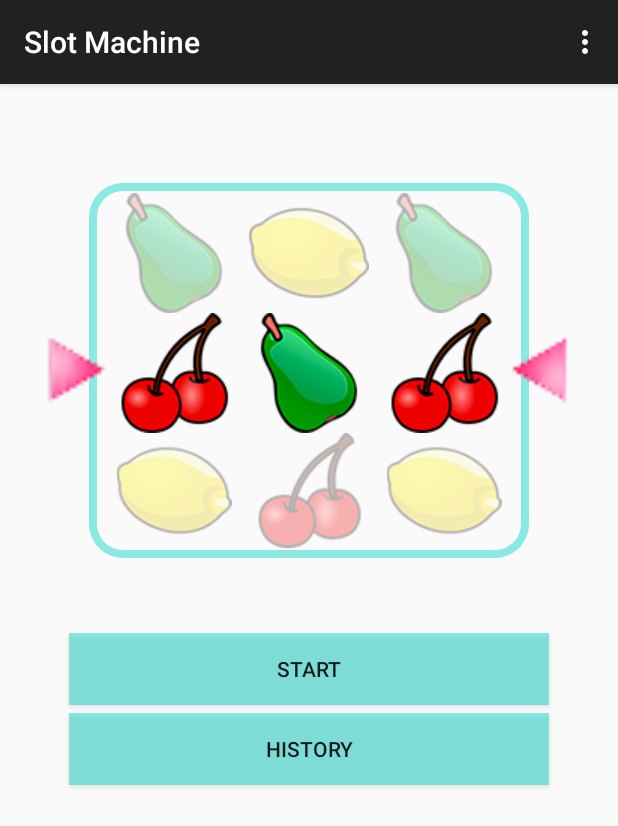
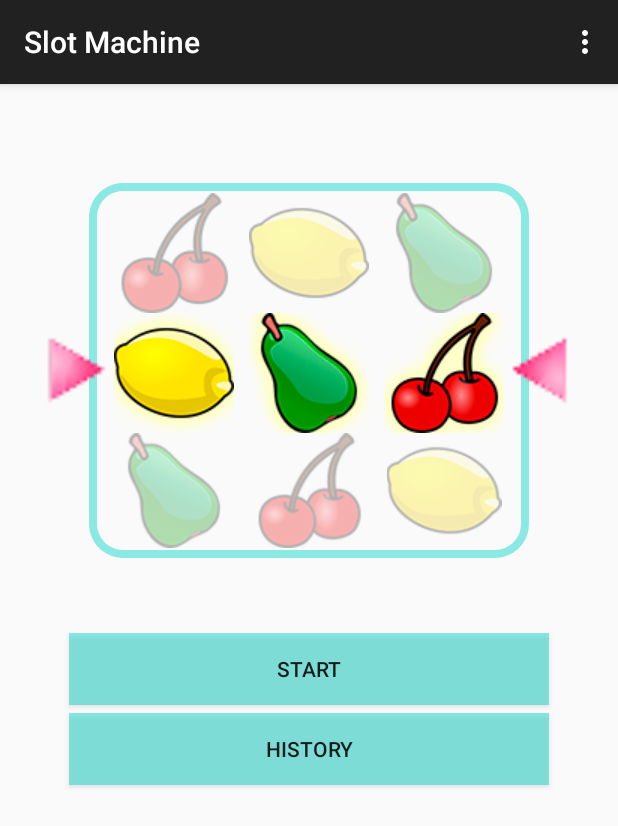
Before and after one commit to aachaerandio/slotMachine, an Android app: the screen it shows after launch (MainActivity), after a tap on "START", on a phone screen of 412 x 824 dp. Shown: the top 826 px of the screen. Run offline under Robolectric (Android 15) with nearby library versions, the phone set to English and light mode, and no system bars.

Commit message:
Added glow to images and adjust slowdown time

```diff
--- a/app/src/main/java/com/aachaerandio/slotmachine/MainActivity.java
+++ b/app/src/main/java/com/aachaerandio/slotmachine/MainActivity.java
@@ -78,9 +78,9 @@ public class MainActivity extends ActionBarActivity implements OnSpinnerEndListe
 
         // Get ramdom number of iterations for every column
         Random random = new Random();
-        int iteration1 = random.nextInt(5) + 50;
-        int iteration2 = random.nextInt(5) + 50;
-        int iteration3 = random.nextInt(5) + 50;
+        int iteration1 = random.nextInt(5) + 60;
+        int iteration2 = random.nextInt(5) + 60;
+        int iteration3 = random.nextInt(5) + 60;
 
         // Start spinning
         mSpinnerView1.startSpinning(0, iteration1);
--- a/app/src/main/java/com/aachaerandio/slotmachine/data/State.java
+++ b/app/src/main/java/com/aachaerandio/slotmachine/data/State.java
@@ -10,9 +10,9 @@ import java.util.Date;
  */
 public class State {
     public enum SlotIcon {
-        CHERRY(R.drawable.slot_icon_01, R.drawable.list_icon_01, R.drawable.prize_icon_01), //0
-        LEMON(R.drawable.slot_icon_02, R.drawable.list_icon_02, R.drawable.prize_icon_02), //1
-        PEAR(R.drawable.slot_icon_03, R.drawable.list_icon_03, R.drawable.prize_icon_03); //2
+        CHERRY(R.drawable.slot_icon_01, R.drawable.list_icon_01, R.drawable.prize_icon_01, R.drawable.slot_icon_glow_01), //0
+        LEMON(R.drawable.slot_icon_02, R.drawable.list_icon_02, R.drawable.prize_icon_02, R.drawable.slot_icon_glow_02), //1
+        PEAR(R.drawable.slot_icon_03, R.drawable.list_icon_03, R.drawable.prize_icon_03, R.drawable.slot_icon_glow_03); //2
 
         public int slotId;
 
@@ -20,10 +20,13 @@ public class State {
 
         public int prizeId;
 
-        private SlotIcon(int slotId, int listId, int prizeId) {
+        public int glowId;
+
+        private SlotIcon(int slotId, int listId, int prizeId, int glowId) {
             this.slotId = slotId;
             this.listId = listId;
             this.prizeId = prizeId;
+            this.glowId = glowId;
         }
 
         public SlotIcon getNext() {
--- a/app/src/main/java/com/aachaerandio/slotmachine/views/SpinnerView.java
+++ b/app/src/main/java/com/aachaerandio/slotmachine/views/SpinnerView.java
@@ -50,7 +50,7 @@ public class SpinnerView extends LinearLayout implements Runnable{
 
         selected = State.SlotIcon.values()[Utils.getRandomInt3()];
         upperImage.setImageResource(selected.getPrevious().slotId);
-        selectedImage.setImageResource(selected.slotId);
+        selectedImage.setImageResource(selected.glowId);
         lowerImage.setImageResource(selected.getNext().slotId);
 
         upperImage.setAlpha(0.3f);
@@ -63,7 +63,7 @@ public class SpinnerView extends LinearLayout implements Runnable{
 
     public void startSpinning(int delay, int counter){
         this.counter = counter;
-        speed = 50;
+        speed = 80;
         mHandler.postDelayed(this, delay);
 
     }
@@ -74,10 +74,13 @@ public class SpinnerView extends LinearLayout implements Runnable{
         spin();
 
         if(--counter > 0) {
-            if(counter < 20) {
+            if(counter < 15) {
+                speed -=4;
+            }
+            if(counter < 25) {
                 speed -=2;
             }
-            mHandler.postDelayed(this, 100-speed);
+            mHandler.postDelayed(this, 140-speed);
         }
         else if(listener != null){
             listener.checkAndSave();
@@ -92,7 +95,7 @@ public class SpinnerView extends LinearLayout implements Runnable{
         selected = selected.getPrevious();
 
         upperImage.setImageResource(selected.getPrevious().slotId);
-        selectedImage.setImageResource(selected.slotId);
+        selectedImage.setImageResource(selected.glowId);
         lowerImage.setImageResource(selected.getNext().slotId);
 
         upperImage.invalidate();
```
Also changed, not shown: app/src/main/res/drawable/slot_icon_glow_01.png (added), app/src/main/res/drawable/slot_icon_glow_02.png (added), app/src/main/res/drawable/slot_icon_glow_03.png (added).
